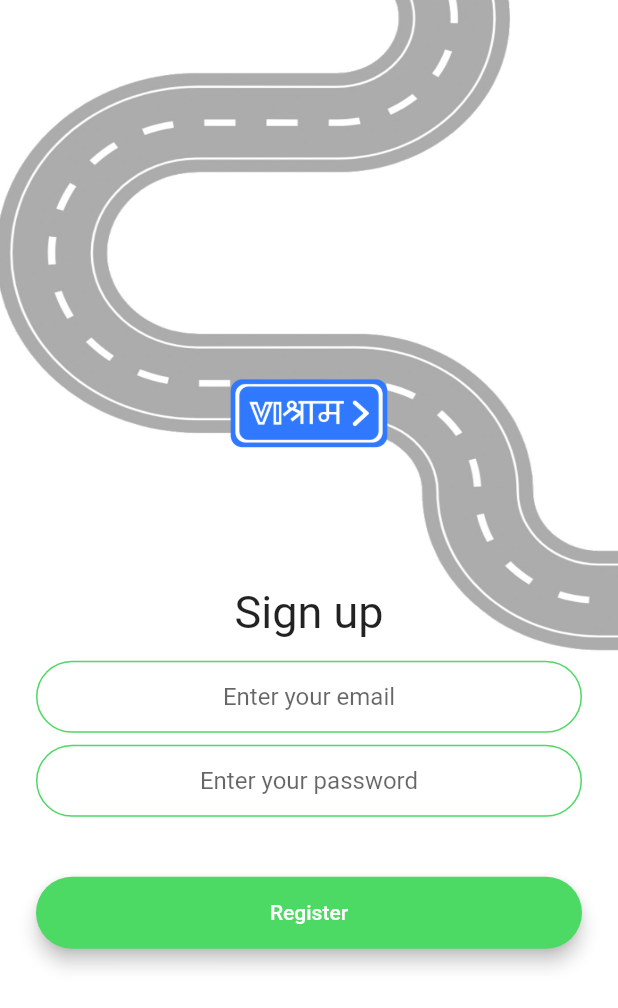
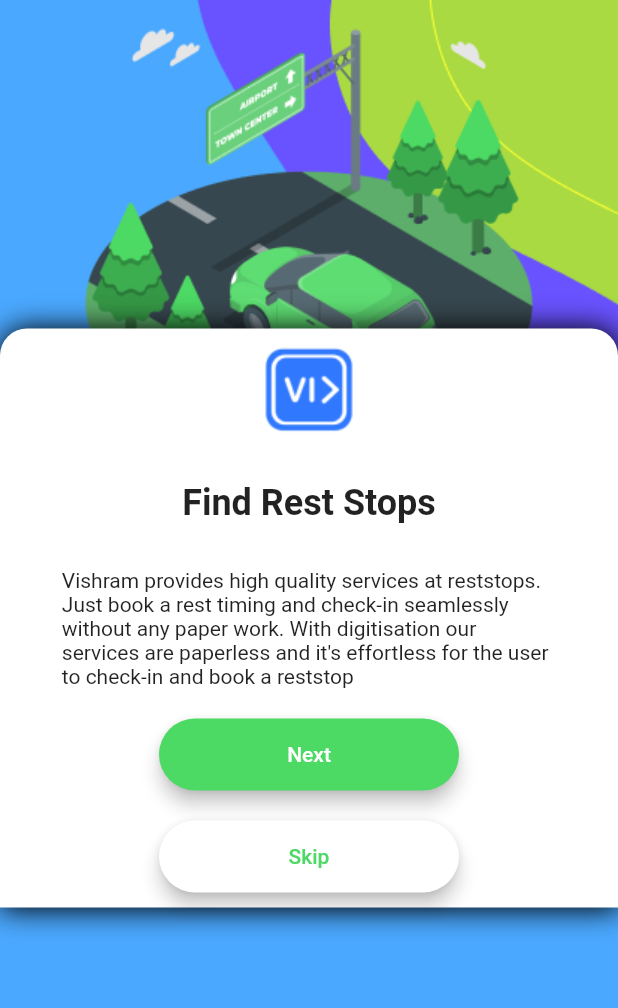
Before and after one commit to Hackerbone/vishram, a Flutter app: the WelcomeScreen screen opened by its route, after a tap on "Explore More", on a phone screen of 412 x 824 dp. Shown: the top 1008 px of the screen. Run offline on Flutter 3.47's test engine with Material 2 defaults, Android fonts, the light colour scheme and no system bars; our stand-ins replace firebase_auth, firebase_core, geolocator, google_maps_flutter, hexcolor, modal_progress_hud; accounts and stored records are empty; Roboto replaces fonts that are missing (Brand-Bold).

Commit message:
stops page and qa page

```diff
--- a/lib/main.dart
+++ b/lib/main.dart
@@ -1,6 +1,8 @@
 import 'package:flutter/material.dart';
 import 'package:provider/provider.dart';
 import 'package:vishram/DataHandler/appData.dart';
+import 'package:vishram/screens/find_rest_stops.dart';
+import 'package:vishram/screens/quality_assurance.dart';
 import 'package:vishram/screens/welcome_screen.dart';
 import 'package:vishram/screens/login_screen.dart';
 import 'package:vishram/screens/registration_screen.dart';
@@ -32,6 +34,8 @@
           LoginScreen.id: (context) => LoginScreen(),
           RegistrationScreen.id: (context) => RegistrationScreen(),
           MainScreen.id: (context) => MainScreen(),
+          QualityAssurance.id: (context) => QualityAssurance(),
+          FindRestStops.id: (context) => FindRestStops(),
         },
       ),
     );
--- /dev/null
+++ b/lib/screens/find_rest_stops.dart
@@ -0,0 +1,176 @@
+import 'package:flutter/animation.dart';
+import 'package:flutter/material.dart';
+import 'package:hexcolor/hexcolor.dart';
+import 'package:vishram/screens/registration_screen.dart';
+import 'package:vishram/screens/quality_assurance.dart';
+
+class FindRestStops extends StatefulWidget {
+  static String id = 'find_rest_stops';
+
+  @override
+  _FindRestStopsState createState() => _FindRestStopsState();
+}
+
+class _FindRestStopsState extends State<FindRestStops>
+    with SingleTickerProviderStateMixin {
+  late AnimationController controller;
+
+  @override
+  void initState() {
+    super.initState();
+
+    controller = AnimationController(
+      duration: Duration(seconds: 1),
+      vsync: this,
+    );
+
+    controller.forward();
+
+    controller.addListener(() {
+      setState(() {});
+      print(controller.value);
+    });
+  }
+
+  @override
+  Widget build(BuildContext context) {
+    return Scaffold(
+      backgroundColor: Colors.white,
+      body: Container(
+        height: MediaQuery.of(context).size.height,
+        decoration: BoxDecoration(
+          image: DecorationImage(
+              colorFilter: new ColorFilter.mode(
+                  Colors.black.withOpacity(1.0), BlendMode.dstATop),
+              image: AssetImage('images/findRestStops.png'),
+              fit: BoxFit.fill),
+        ),
+        child: Container(
+          height: MediaQuery.of(context).size.height,
+          child: Column(
+            mainAxisAlignment: MainAxisAlignment.center,
+            crossAxisAlignment: CrossAxisAlignment.end,
+            children: [
+              Positioned(
+                left: 0.0,
+                right: 0.0,
+                bottom: 0.0,
+                child: Container(
+                  decoration: BoxDecoration(
+                    color: Colors.white,
+                    borderRadius: BorderRadius.only(
+                        topLeft: Radius.circular(18.0),
+                        topRight: Radius.circular(18.0)),
+                    boxShadow: [
+                      BoxShadow(
+                        color: Colors.black,
+                        blurRadius: 16.0,
+                        spreadRadius: 0.5,
+                        offset: Offset(0.7, 0.7),
+                      )
+                    ],
+                  ),
+                  child: Padding(
+                    padding: const EdgeInsets.symmetric(
+                        horizontal: 24.0, vertical: 0),
+                    child: Column(
+                      crossAxisAlignment: CrossAxisAlignment.center,
+                      children: [
+                        Padding(
+                            padding: const EdgeInsets.symmetric(
+                                horizontal: 20.0, vertical: 10),
+                            child: Image.asset('images/VI.png')),
+                        Padding(
+                          padding: const EdgeInsets.symmetric(vertical: 20),
+                          child: Center(
+                            child: Text(
+                              'Find Rest Stops',
+                              style: TextStyle(
+                                  fontSize: 24.0,
+                                  fontFamily: "Brand-Bold",
+                                  fontWeight: FontWeight.bold),
+                            ),
+                          ),
+                        ),
+                        Row(
+                          mainAxisAlignment: MainAxisAlignment.center,
+                          children: [
+                            Padding(
+                              padding: const EdgeInsets.symmetric(vertical: 10),
+                              child: SizedBox(
+                                width: MediaQuery.of(context).size.width * 0.8,
+                                child: Text(
+                                  'Vishram provides high quality services at reststops. Just book a rest timing and check-in seamlessly without any paper work. With digitisation our services are paperless and it\'s effortless for the user to check-in and book a reststop',
+                                  style: TextStyle(fontSize: 14.0),
+                                ),
+                              ),
+                            )
+                          ],
+                        ),
+                        Row(
+                          mainAxisAlignment: MainAxisAlignment.center,
+                          children: [
+                            Padding(
+                              padding: EdgeInsets.symmetric(
+                                  horizontal: 40.0, vertical: 10.0),
+                              child: Material(
+                                color: HexColor("#4cd964"),
+                                borderRadius: BorderRadius.circular(60.0),
+                                elevation: 5.0,
+                                child: MaterialButton(
+                                  onPressed: () {
+                                    Navigator.pushNamed(
+                                        context, QualityAssurance.id);
+                                  },
+                                  minWidth: 200.0,
+                                  height: 42.0,
+                                  child: Text(
+                                    'Next',
+                                    style: TextStyle(color: Colors.white),
+                                  ),
+                                ),
+                              ),
+                            ),
+                          ],
+                        ),
+                        Row(
+                          mainAxisAlignment: MainAxisAlignment.center,
+                          children: [
+                            Container(
+                              child: Padding(
+                                padding: EdgeInsets.symmetric(
+                                    horizontal: 40.0, vertical: 10.0),
+                                child: Material(
+                                  color: HexColor("#ffffff"),
+                                  elevation: 5.0,
+                                  borderRadius: BorderRadius.circular(60.0),
+                                  child: MaterialButton(
+                                    onPressed: () {
+                                      Navigator.pushNamed(
+                                          context, RegistrationScreen.id);
+                                    },
+                                    minWidth: 200.0,
+                                    height: 42.0,
+                                    child: Text(
+                                      'Skip',
+                                      style:
+                                          TextStyle(color: HexColor("#4cd964")),
+                                    ),
+                                  ),
+                                ),
+                              ),
+                            ),
+                          ],
+                        ),
+                      ],
+                    ),
+                  ),
+                ),
+              ),
+            ],
+          ),
+        ),
+      ),
+    );
+  }
+}
--- a/lib/screens/welcome_screen.dart
+++ b/lib/screens/welcome_screen.dart
@@ -3,6 +3,7 @@
 import 'package:hexcolor/hexcolor.dart';
 import 'package:vishram/screens/login_screen.dart';
 import 'package:vishram/screens/registration_screen.dart';
+import 'package:vishram/screens/find_rest_stops.dart';
 
 class WelcomeScreen extends StatefulWidget {
   static String id = 'welcome_screen';
@@ -68,7 +69,7 @@
                     elevation: 5.0,
                     child: MaterialButton(
                       onPressed: () {
-                        Navigator.pushNamed(context, RegistrationScreen.id);
+                        Navigator.pushNamed(context, FindRestStops.id);
                       },
                       minWidth: 200.0,
                       height: 42.0,
```
Also changed, not shown: lib/screens/quality_assurance.dart (added, +184 -0 lines), images/VI.png (added), images/VIjpeg.jpg (added), images/findRestStops.png (added), images/qa.png (added), images/qabg.png (added), pubspec.yaml (line endings or trailing spaces).
